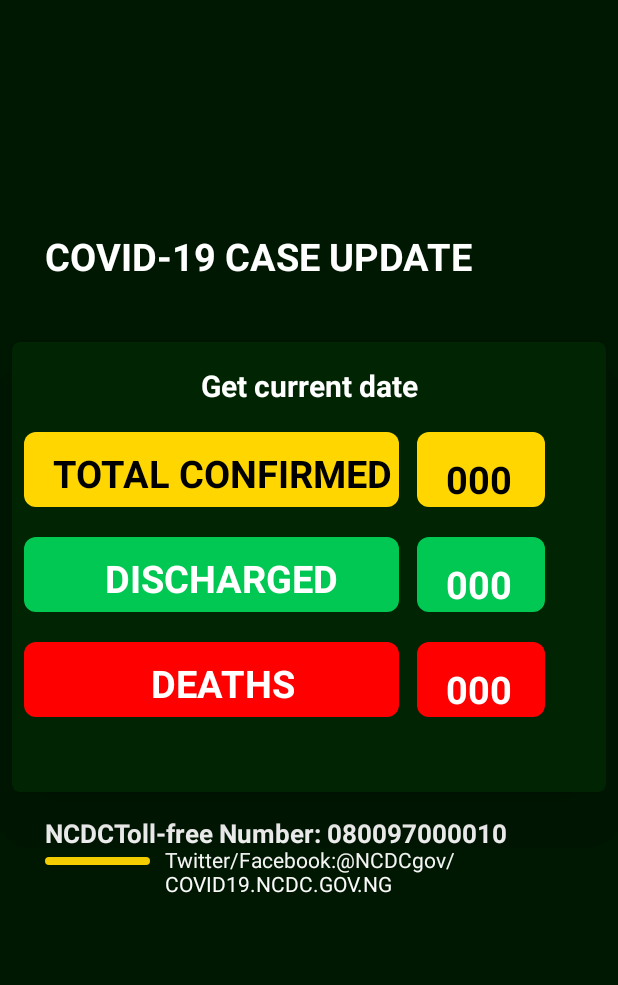
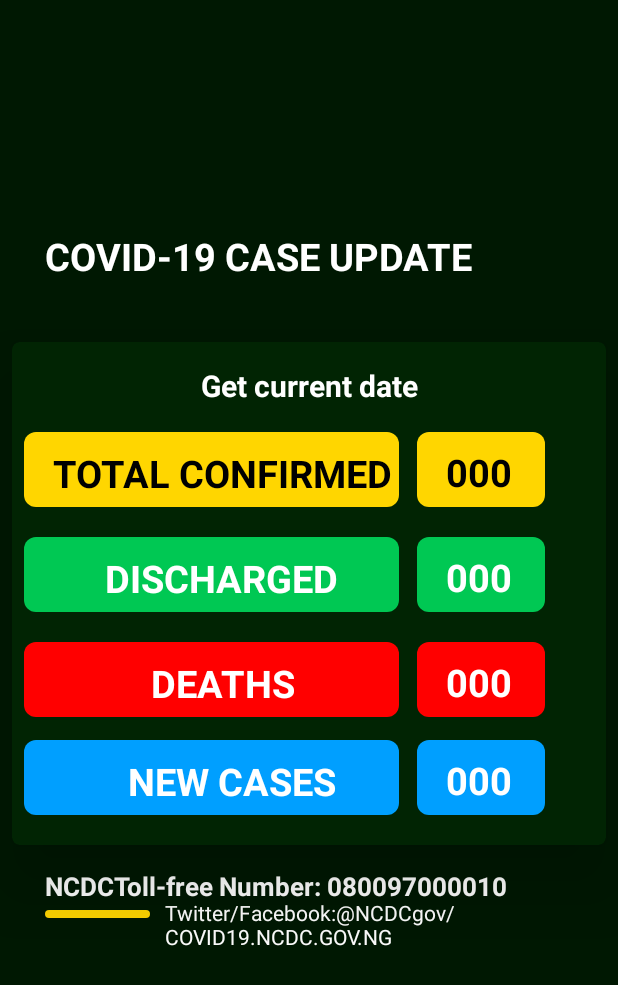
Before and after one commit to yinkyAde/NCDCSELFTEST, an Android app: the Liveupdate screen opened directly, with no data from a screen before it, on a phone screen of 412 x 824 dp. Shown: the top 985 px of the screen. Run offline under Robolectric (Android 15) with nearby library versions, the phone set to English and light mode, and no system bars; our stand-ins replace Volley; network calls fail; 1 statement that could not run was skipped.

Commit message:
Commit on liveUpdate blue template

```diff
--- /dev/null
+++ b/app/src/main/res/drawable/blue.xml
@@ -0,0 +1,12 @@
+<?xml version="1.0" encoding="utf-8"?>
+<selector xmlns:android="http://schemas.android.com/apk/res/android">
+    <item >
+        <shape>
+            <solid android:color="#009FFF"/>
+            <stroke android:width="0dp"
+                android:color="#F1ECEC"/>
+            <corners
+                android:radius="8dp"/>
+        </shape>
+    </item>
+</selector>
--- a/app/src/main/res/layout/liveupdate.xml
+++ b/app/src/main/res/layout/liveupdate.xml
@@ -22,7 +22,7 @@
     <androidx.cardview.widget.CardView
         android:id="@+id/cardview"
         android:layout_width="match_parent"
-        android:layout_height="300dp"
+        android:layout_height="335dp"
         android:layout_marginRight="8dp"
         android:layout_marginLeft="8dp"
         app:cardCornerRadius="5dp"
@@ -72,7 +72,7 @@
                 android:layout_marginLeft="270dp"
                 android:padding="4dp">
                 <TextView
-                    android:id="@+id/total_conf"
+                    android:id="@+id/total"
                     android:layout_width="wrap_content"
                     android:layout_height="wrap_content"
                     android:text="000"
@@ -80,7 +80,7 @@
                     android:textColor="#000"
                     android:textSize="25dp"
                     android:gravity="center_vertical"
-                    android:layout_marginTop="10dp"
+                    android:layout_marginTop="5dp"
                     android:layout_marginLeft="15dp"/>
             </LinearLayout>
         </RelativeLayout>
@@ -123,7 +123,7 @@
                     android:textColor="#fff"
                     android:textSize="25dp"
                     android:gravity="center_vertical"
-                    android:layout_marginTop="10dp"
+                    android:layout_marginTop="5dp"
                     android:layout_marginLeft="15dp"/>
             </LinearLayout>
         </RelativeLayout>
@@ -166,7 +166,50 @@
                     android:textColor="#fff"
                     android:textSize="25dp"
                     android:gravity="center_vertical"
-                    android:layout_marginTop="10dp"
+                    android:layout_marginTop="5dp"
+                    android:layout_marginLeft="15dp"/>
+            </LinearLayout>
+        </RelativeLayout>
+        <RelativeLayout
+            android:id="@+id/layout4"
+            android:layout_width="match_parent"
+            android:layout_height="wrap_content"
+            android:layout_marginTop="100dp">
+            <LinearLayout
+                android:layout_width="250dp"
+                android:layout_height="50dp"
+                android:background="@drawable/blue"
+                android:layout_marginTop="165dp"
+                android:layout_marginLeft="8dp"
+                android:padding="4dp">
+                <TextView
+                    android:layout_width="wrap_content"
+                    android:layout_height="wrap_content"
+                    android:text="NEW CASES"
+                    android:textStyle="bold"
+                    android:textColor="#fff"
+                    android:textSize="25dp"
+                    android:gravity="center_horizontal"
+                    android:layout_marginTop="6dp"
+                    android:layout_marginLeft="65dp"/>
+            </LinearLayout>
+            <LinearLayout
+                android:layout_width="85dp"
+                android:layout_height="50dp"
+                android:background="@drawable/blue"
+                android:layout_marginTop="165dp"
+                android:layout_marginLeft="270dp"
+                android:padding="4dp">
+                <TextView
+                    android:id="@+id/newcases"
+                    android:layout_width="wrap_content"
+                    android:layout_height="wrap_content"
+                    android:text="000"
+                    android:textStyle="bold"
+                    android:textColor="#fff"
+                    android:textSize="25dp"
+                    android:gravity="center_vertical"
+                    android:layout_marginTop="5dp"
                     android:layout_marginLeft="15dp"/>
             </LinearLayout>
         </RelativeLayout>
@@ -196,7 +239,7 @@
         android:layout_height="wrap_content"
         android:text="Twitter/Facebook:@NCDCgov/COVID19.NCDC.GOV.NG"
         android:textColor="#fff"
-        android:layout_marginTop="410dp"
+        android:layout_marginTop="445dp"
         android:layout_marginLeft="110dp"/>
     <TextView
         android:id="@+id/result"
```
Also changed, not shown: 3 other files.
